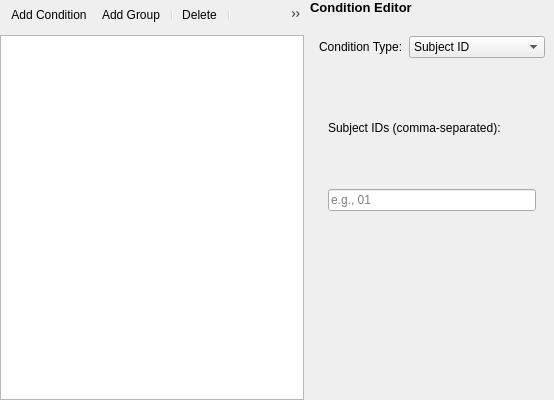
Above: src/bidsio/ui/forms/advanced_filter_builder_widget.ui from CRNL-Eduwell/bidsio before the change. Below: the same form after it.
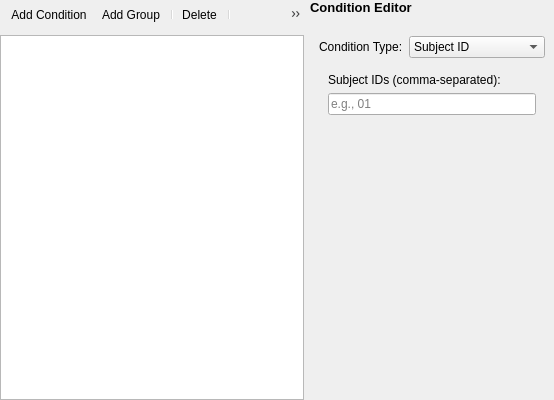
That is the form after the change. The open tabs and pages were chosen to show the change.

Diff of the .ui file:
```diff
--- a/src/bidsio/ui/forms/advanced_filter_builder_widget.ui
+++ b/src/bidsio/ui/forms/advanced_filter_builder_widget.ui
@@ -279,6 +279,19 @@
                 </property>
                </widget>
               </item>
+              <item>
+               <spacer name="verticalSpacer_6">
+                <property name="orientation">
+                 <enum>Qt::Vertical</enum>
+                </property>
+                <property name="sizeHint" stdset="0">
+                 <size>
+                  <width>20</width>
+                  <height>40</height>
+                 </size>
+                </property>
+               </spacer>
+              </item>
              </layout>
             </widget>
             <widget class="QWidget" name="modalityDetailsPage">
```
Left out of the diff: 65 changed lines with no effect on the pictures.
